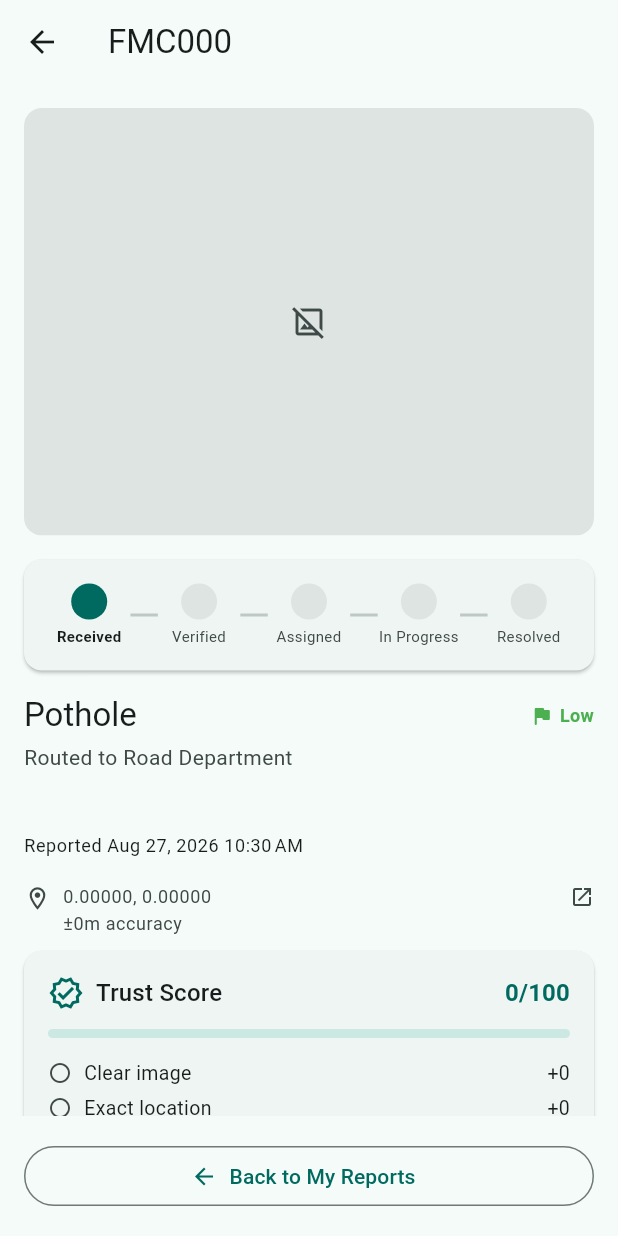
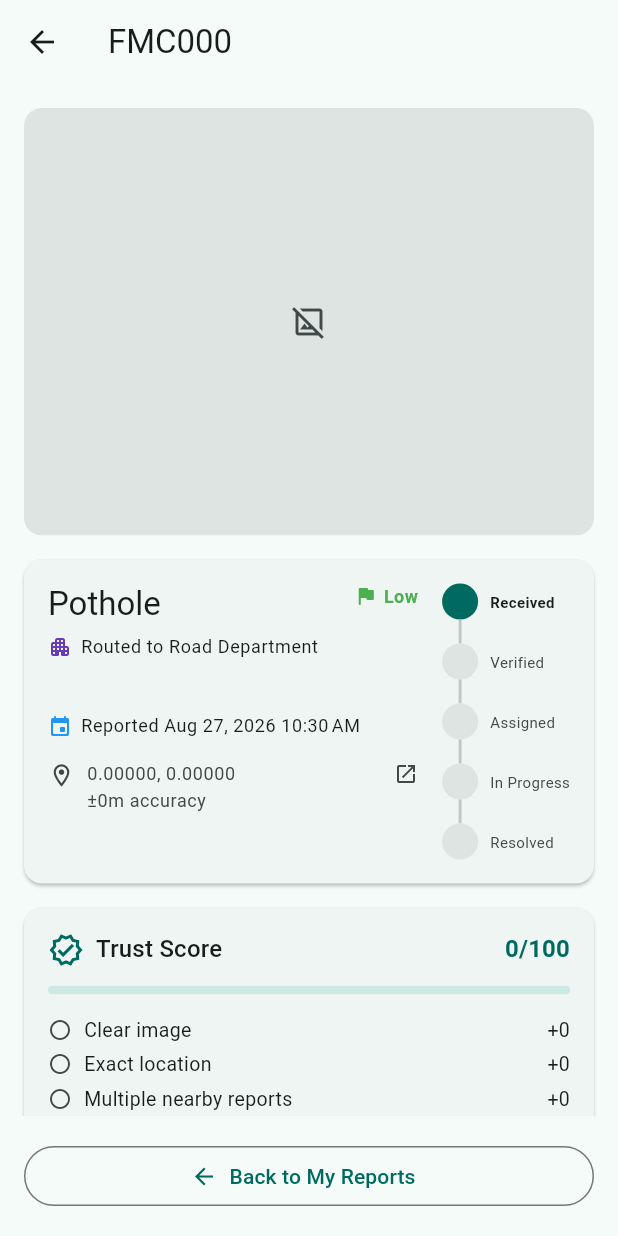
Before and after one commit to nilu-mukherjee/fixmycity, a Flutter app: the TicketDetailScreen screen opened directly with empty values, on a phone screen of 412 x 824 dp. Run offline on Flutter 3.47's test engine with Material 3 defaults, Android fonts, the phone set to English and light mode, and no system bars; our stand-ins replace camera, geocoding, geolocator, google_sign_in, shared_preferences; missing offline and left inert: object_detection; accounts and stored records are empty.

Commit message:
Detail page: two-column layout, vertical status, colorful meta icons
Left column: title/priority, department, description, reported date,
address. Right column: the status tracker, now vertical (StatusTimeline
gained a `direction` param, reusing the same step-dot logic rotated
into a Row). Department and date lines get colorful icons
(apartment/event) and now share the same small/muted text style;
description is a touch smaller (bodyMedium at 13px instead of the
unstyled default).

Co-Authored-By: Claude Sonnet 5 <noreply@anthropic.com>
Claude-Session: https://claude.ai/code/session_01UXj9K19bc8fF8BJ7bc1C1n

```diff
--- a/android_app/lib/screens/ticket_detail_screen.dart
+++ b/android_app/lib/screens/ticket_detail_screen.dart
@@ -46,11 +46,15 @@ class TicketDetailScreen extends StatelessWidget {
             margin: EdgeInsets.zero,
             child: Padding(
               padding: const EdgeInsets.all(16),
-              child: StatusTimeline(status: ticket.status),
-            ),
-          ),
-          const SizedBox(height: 16),
+              child: Row(
+                crossAxisAlignment: CrossAxisAlignment.start,
+                children: [
+                  Expanded(
+                    child: Column(
+                      crossAxisAlignment: CrossAxisAlignment.start,
+                      children: [
                         Row(
+                          crossAxisAlignment: CrossAxisAlignment.start,
                           children: [
                             Expanded(
                               child: Text(
@@ -58,29 +62,45 @@ class TicketDetailScreen extends StatelessWidget {
                                 style: Theme.of(context).textTheme.titleLarge,
                               ),
                             ),
+                            const SizedBox(width: 8),
                             SeverityChip(severity: ticket.severity),
                           ],
                         ),
-          const SizedBox(height: 4),
+                        const SizedBox(height: 6),
+                        _MetaLine(
+                          icon: Icons.apartment_rounded,
+                          iconColor: Colors.deepPurple,
+                          text: 'Routed to ${ticket.department}',
+                        ),
+                        const SizedBox(height: 10),
                         Text(
-            'Routed to ${ticket.department}',
-            style: Theme.of(context).textTheme.bodyMedium?.copyWith(
-              color: Theme.of(context).colorScheme.onSurfaceVariant,
+                          ticket.description,
+                          style: Theme.of(
+                            context,
+                          ).textTheme.bodyMedium?.copyWith(fontSize: 13),
                         ),
+                        const SizedBox(height: 8),
+                        _MetaLine(
+                          icon: Icons.event_rounded,
+                          iconColor: Colors.blue,
+                          text:
+                              'Reported ${DateFormat.yMMMd().add_jm().format(ticket.createdAt)}',
                         ),
-          const SizedBox(height: 12),
-          Text(ticket.description),
-          const SizedBox(height: 8),
-          Text(
-            'Reported ${DateFormat.yMMMd().add_jm().format(ticket.createdAt)}',
-            style: Theme.of(context).textTheme.bodySmall,
-          ),
-          const SizedBox(height: 12),
+                        const SizedBox(height: 10),
                         LocationInfo(
                           location: ticket.location,
                           onTap: () => openInMaps(ticket.location),
                         ),
-          const SizedBox(height: 4),
+                      ],
+                    ),
+                  ),
+                  const SizedBox(width: 16),
+                  StatusTimeline(status: ticket.status, direction: Axis.vertical),
+                ],
+              ),
+            ),
+          ),
+          const SizedBox(height: 16),
           TrustScoreCard(score: ticket.trustScore),
         ],
       ),
@@ -96,3 +116,32 @@ class TicketDetailScreen extends StatelessWidget {
     );
   }
 }
+
+/// A colorful icon + a line of text styled like the "Reported ..." date
+/// line (small, muted) — used for both the department and date rows so
+/// they read consistently.
+class _MetaLine extends StatelessWidget {
+  const _MetaLine({
+    required this.icon,
+    required this.iconColor,
+    required this.text,
+  });
+
+  final IconData icon;
+  final Color iconColor;
+  final String text;
+
+  @override
+  Widget build(BuildContext context) {
+    return Row(
+      crossAxisAlignment: CrossAxisAlignment.start,
+      children: [
+        Icon(icon, size: 16, color: iconColor),
+        const SizedBox(width: 6),
+        Expanded(
+          child: Text(text, style: Theme.of(context).textTheme.bodySmall),
+        ),
+      ],
+    );
+  }
+}
--- a/android_app/lib/widgets/status_timeline.dart
+++ b/android_app/lib/widgets/status_timeline.dart
@@ -2,17 +2,53 @@ import 'package:flutter/material.dart';
 
 import '../models/report.dart';
 
-/// Horizontal received → verified → assigned → in progress → resolved
-/// tracker, per project.md's "Public Status Page" feature.
+/// Received → verified → assigned → in progress → resolved tracker, per
+/// project.md's "Public Status Page" feature. [direction] picks between
+/// the original horizontal strip and a vertical list (e.g. for a
+/// side-by-side detail layout where the tracker sits in its own column).
 class StatusTimeline extends StatelessWidget {
-  const StatusTimeline({super.key, required this.status});
+  const StatusTimeline({
+    super.key,
+    required this.status,
+    this.direction = Axis.horizontal,
+  });
 
   final TicketStatus status;
+  final Axis direction;
 
   @override
   Widget build(BuildContext context) {
     final steps = TicketStatus.values;
     final currentIndex = steps.indexOf(status);
+    final scheme = Theme.of(context).colorScheme;
+
+    if (direction == Axis.vertical) {
+      return Column(
+        mainAxisSize: MainAxisSize.min,
+        crossAxisAlignment: CrossAxisAlignment.start,
+        children: [
+          for (var i = 0; i < steps.length; i++) ...[
+            if (i > 0)
+              Padding(
+                // Centered under the 24dp-diameter dot above/below it.
+                padding: const EdgeInsets.only(left: 11),
+                child: Container(
+                  width: 2,
+                  height: 16,
+                  color: i <= currentIndex
+                      ? scheme.primary
+                      : scheme.outlineVariant,
+                ),
+              ),
+            _StepRow(
+              label: steps[i].label,
+              isDone: i < currentIndex,
+              isCurrent: i == currentIndex,
+            ),
+          ],
+        ],
+      );
+    }
 
     return Row(
       children: [
@@ -21,9 +57,7 @@ class StatusTimeline extends StatelessWidget {
             Expanded(
               child: Container(
                 height: 2,
-                color: i <= currentIndex
-                    ? Theme.of(context).colorScheme.primary
-                    : Theme.of(context).colorScheme.outlineVariant,
+                color: i <= currentIndex ? scheme.primary : scheme.outlineVariant,
               ),
             ),
           // Flex, not a fixed width — a fixed 64dp per label imposed a
@@ -39,6 +73,43 @@ class StatusTimeline extends StatelessWidget {
           ),
         ],
       ],
+    );
+  }
+}
+
+/// This stepper is dense/glanceable UI, not reading text — pinned to its
+/// own fixed scale regardless of the system font size so a single word
+/// like "Received" stays on one line instead of breaking mid-word once
+/// the ambient text scale (up to 1.3x app-wide) left it too wide.
+class _StepLabel extends StatelessWidget {
+  const _StepLabel({
+    required this.label,
+    required this.active,
+    required this.isCurrent,
+    required this.textAlign,
+  });
+
+  final String label;
+  final bool active;
+  final bool isCurrent;
+  final TextAlign textAlign;
+
+  @override
+  Widget build(BuildContext context) {
+    final scheme = Theme.of(context).colorScheme;
+    return MediaQuery(
+      data: MediaQuery.of(context).copyWith(textScaler: TextScaler.noScaling),
+      child: Text(
+        label,
+        textAlign: textAlign,
+        maxLines: 1,
+        overflow: TextOverflow.ellipsis,
+        style: TextStyle(
+          fontSize: 10,
+          fontWeight: isCurrent ? FontWeight.bold : FontWeight.normal,
+          color: active ? scheme.onSurface : scheme.onSurfaceVariant,
+        ),
+      ),
     );
   }
 }
@@ -70,28 +141,51 @@ class _StepDot extends StatelessWidget {
               : null,
         ),
         const SizedBox(height: 4),
-        // This stepper is dense/glanceable UI, not reading text — pinned to
-        // its own fixed scale regardless of the system font size so a
-        // single word like "Received" stays on one line instead of
-        // breaking mid-word once the ambient text scale (up to 1.3x
-        // app-wide) left it too wide for its column.
-        MediaQuery(
-          data: MediaQuery.of(
-            context,
-          ).copyWith(textScaler: TextScaler.noScaling),
-          child: Text(
-            label,
-            textAlign: TextAlign.center,
-            maxLines: 1,
-            overflow: TextOverflow.ellipsis,
-            style: TextStyle(
-              fontSize: 10,
-              fontWeight: isCurrent ? FontWeight.bold : FontWeight.normal,
-              color: active ? scheme.onSurface : scheme.onSurfaceVariant,
-            ),
-          ),
+        _StepLabel(
+          label: label,
+          active: active,
+          isCurrent: isCurrent,
+          textAlign: TextAlign.center,
         ),
       ],
     );
   }
 }
+
+class _StepRow extends StatelessWidget {
+  const _StepRow({
+    required this.label,
+    required this.isDone,
+    required this.isCurrent,
+  });
+
+  final String label;
+  final bool isDone;
+  final bool isCurrent;
+
+  @override
+  Widget build(BuildContext context) {
+    final scheme = Theme.of(context).colorScheme;
+    final active = isDone || isCurrent;
+
+    return Row(
+      mainAxisSize: MainAxisSize.min,
+      children: [
+        CircleAvatar(
+          radius: 12,
+          backgroundColor: active ? scheme.primary : scheme.surfaceContainerHighest,
+          child: isDone
+              ? Icon(Icons.check, size: 14, color: scheme.onPrimary)
+              : null,
+        ),
+        const SizedBox(width: 8),
+        _StepLabel(
+          label: label,
+          active: active,
+          isCurrent: isCurrent,
+          textAlign: TextAlign.start,
+        ),
+      ],
+    );
+  }
+}
```
Lines whose indentation alone changed are shown as unchanged.
